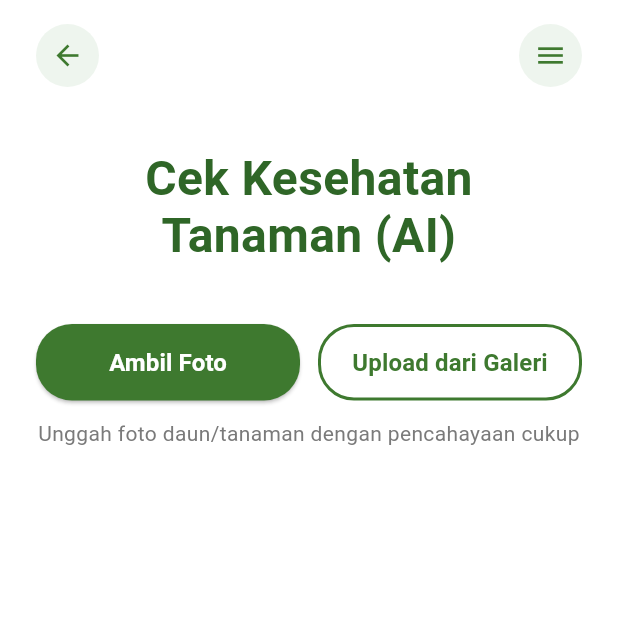
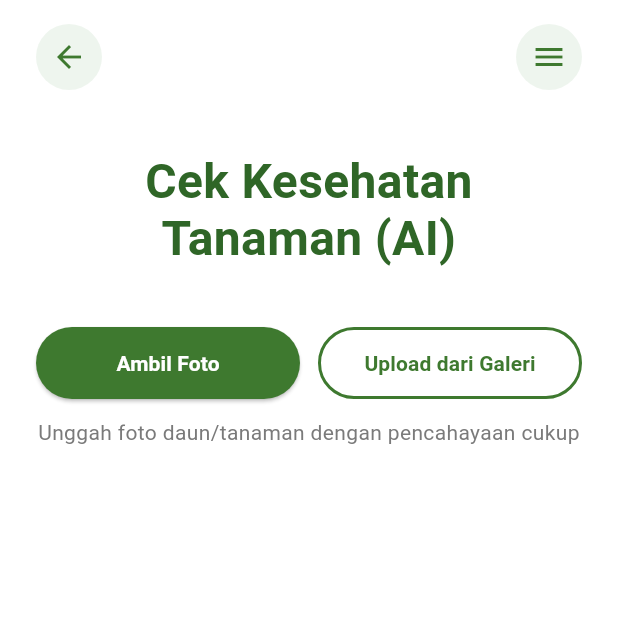
Before and after one commit to Lesmana24/Proyek3-Mobile, a Flutter app: the CekAIPage screen opened directly, on a phone screen of 412 x 824 dp, the top half of it. Run offline on Flutter 3.47's test engine with Material 3 defaults, Android fonts, the light colour scheme and no system bars; our stand-ins replace image_picker.

Commit message:
perbaikan error
all file

```diff
--- a/flutter_proyek3/lib/cekAI.dart
+++ b/flutter_proyek3/lib/cek_ai.dart
@@ -2,11 +2,11 @@ import 'dart:io';
 
 import 'package:flutter/material.dart';
 import 'package:image_picker/image_picker.dart';
-import 'fotoAI.dart';
-import 'validasiFoto.dart';
+import 'foto_ai.dart';
+import 'validasi_foto.dart';
 
 class CekAIPage extends StatefulWidget {
-  const CekAIPage({Key? key}) : super(key: key);
+  const CekAIPage({super.key});
 
   @override
   State<CekAIPage> createState() => _CekAIPageState();
@@ -16,6 +16,7 @@ class _CekAIPageState extends State<CekAIPage> {
   bool _isSidebarOpen = false;
   bool _hoverAmbil = false;
   bool _hoverUpload = false;
+
   final ImagePicker _picker = ImagePicker();
   XFile? _pickedImage;
 
@@ -39,15 +40,16 @@ class _CekAIPageState extends State<CekAIPage> {
       backgroundColor: Colors.white,
       body: Stack(
         children: [
-          // Main content
+          /// MAIN CONTENT
           SafeArea(
             child: Padding(
               padding: const EdgeInsets.symmetric(
-                horizontal: 24.0,
-                vertical: 16.0,
+                horizontal: 24,
+                vertical: 16,
               ),
               child: Column(
                 children: [
+                  /// HEADER
                   Row(
                     mainAxisAlignment: MainAxisAlignment.spaceBetween,
                     children: [
@@ -61,7 +63,10 @@ class _CekAIPageState extends State<CekAIPage> {
                       ),
                     ],
                   ),
+
                   const SizedBox(height: 42),
+
+                  /// TITLE
                   const Text(
                     'Cek Kesehatan\nTanaman (AI)',
                     textAlign: TextAlign.center,
@@ -72,10 +77,13 @@ class _CekAIPageState extends State<CekAIPage> {
                       height: 1.2,
                     ),
                   ),
+
                   const SizedBox(height: 40),
+
+                  /// BUTTONS
                   Row(
-                    mainAxisAlignment: MainAxisAlignment.center,
                     children: [
+                      /// AMBIL FOTO
                       Expanded(
                         child: MouseRegion(
                           onEnter: (_) => setState(() => _hoverAmbil = true),
@@ -90,7 +98,7 @@ class _CekAIPageState extends State<CekAIPage> {
                             },
                             style: ElevatedButton.styleFrom(
                               backgroundColor: _hoverAmbil
-                                  ? primaryGreen.withOpacity(0.8)
+                                  ? primaryGreen.withValues(alpha: 0.8)
                                   : primaryGreen,
                               shape: RoundedRectangleBorder(
                                 borderRadius: BorderRadius.circular(24),
@@ -100,7 +108,6 @@ class _CekAIPageState extends State<CekAIPage> {
                             child: const Text(
                               'Ambil Foto',
                               style: TextStyle(
-                                fontSize: 16,
                                 color: Colors.white,
                                 fontWeight: FontWeight.w600,
                               ),
@@ -108,13 +115,17 @@ class _CekAIPageState extends State<CekAIPage> {
                           ),
                         ),
                       ),
+
                       const SizedBox(width: 12),
+
+                      /// UPLOAD FOTO
                       Expanded(
                         child: MouseRegion(
                           onEnter: (_) => setState(() => _hoverUpload = true),
                           onExit: (_) => setState(() => _hoverUpload = false),
                           child: OutlinedButton(
                             onPressed: () async {
+                              final navigator = Navigator.of(context);
                               final picked = await _picker.pickImage(
                                 source: ImageSource.gallery,
                                 imageQuality: 85,
@@ -129,7 +140,7 @@ class _CekAIPageState extends State<CekAIPage> {
                                   _pickedImage = picked;
                                 });
 
-                                Navigator.of(context).push(
+                                navigator.push(
                                   MaterialPageRoute(
                                     builder: (_) =>
                                         ValidasiFoto(imageBytes: bytes),
@@ -139,8 +150,8 @@ class _CekAIPageState extends State<CekAIPage> {
                             },
                             style: OutlinedButton.styleFrom(
                               side: BorderSide(
-                                color: primaryGreen.withOpacity(
-                                  _hoverUpload ? 0.8 : 1.0,
+                                color: primaryGreen.withValues(
+                                  alpha: _hoverUpload ? 0.8 : 1.0,
                                 ),
                                 width: 2,
                               ),
@@ -149,14 +160,13 @@ class _CekAIPageState extends State<CekAIPage> {
                               ),
                               padding: const EdgeInsets.symmetric(vertical: 14),
                               backgroundColor: _hoverUpload
-                                  ? primaryGreen.withOpacity(0.1)
+                                  ? primaryGreen.withValues(alpha: 0.1)
                                   : Colors.white,
                             ),
                             child: Text(
                               'Upload dari Galeri',
                               style: TextStyle(
                                 color: primaryGreen,
-                                fontSize: 16,
                                 fontWeight: FontWeight.w600,
                               ),
                             ),
@@ -165,12 +175,16 @@ class _CekAIPageState extends State<CekAIPage> {
                       ),
                     ],
                   ),
+
                   const SizedBox(height: 12),
+
                   const Text(
                     'Unggah foto daun/tanaman dengan pencahayaan cukup',
                     textAlign: TextAlign.center,
-                    style: TextStyle(color: Color(0xFF7A7A7A), fontSize: 14),
+                    style: TextStyle(color: Color(0xFF7A7A7A)),
                   ),
+
+                  /// PREVIEW IMAGE
                   if (_pickedImage != null) ...[
                     const SizedBox(height: 14),
                     ClipRRect(
@@ -188,30 +202,30 @@ class _CekAIPageState extends State<CekAIPage> {
             ),
           ),
 
-          // Sidebar overlay
+          /// OVERLAY
           if (_isSidebarOpen)
             GestureDetector(
               onTap: _closeSidebar,
-              child: Container(color: Colors.black.withOpacity(0.5)),
+              child: Container(
+                color: Colors.black.withValues(alpha: 0.5),
+              ),
             ),
 
-          // Sidebar
+          /// SIDEBAR
           AnimatedPositioned(
             duration: const Duration(milliseconds: 300),
-            curve: Curves.easeInOut,
             right: _isSidebarOpen ? 0 : -280,
             top: 0,
             bottom: 0,
             width: 280,
             child: Container(
-              color: const Color(0xFF3E792F), // ⬅️ FULL HIJAU
+              color: const Color(0xFF3E792F),
               child: SafeArea(
                 child: Column(
-                  crossAxisAlignment: CrossAxisAlignment.start,
                   children: [
-                    /// HEADER
+                    /// HEADER SIDEBAR
                     Padding(
-                      padding: const EdgeInsets.fromLTRB(20, 22, 20, 10),
+                      padding: const EdgeInsets.all(20),
                       child: Row(
                         mainAxisAlignment: MainAxisAlignment.spaceBetween,
                         children: [
@@ -223,23 +237,13 @@ class _CekAIPageState extends State<CekAIPage> {
                               fontWeight: FontWeight.bold,
                             ),
                           ),
-
                           GestureDetector(
                             onTap: _closeSidebar,
-                            child: Container(
-                              width: 32,
-                              height: 32,
-                              decoration: const BoxDecoration(
-                                color: Colors.white,
-                                shape: BoxShape.circle,
-                              ),
-                              alignment: Alignment.center,
-                              child: const Text(
+                            child: const CircleAvatar(
+                              backgroundColor: Colors.white,
+                              child: Text(
                                 'X',
-                                style: TextStyle(
-                                  color: Color(0xFF3E792F),
-                                  fontWeight: FontWeight.bold,
-                                ),
+                                style: TextStyle(color: Color(0xFF3E792F)),
                               ),
                             ),
                           ),
@@ -247,33 +251,15 @@ class _CekAIPageState extends State<CekAIPage> {
                       ),
                     ),
 
-                    const SizedBox(height: 10),
-
-                    /// LIST MENU
+                    /// LIST
                     Expanded(
                       child: ListView(
                         padding: const EdgeInsets.symmetric(horizontal: 20),
                         children: [
-                          _historyItem(
-                            title: 'Tanaman Hias',
-                            selected: true,
-                            onTap: _closeSidebar,
-                          ),
-                          _historyItem(
-                            title: 'Daun Kering',
-                            selected: false,
-                            onTap: _closeSidebar,
-                          ),
-                          _historyItem(
-                            title: 'Tanaman Janda',
-                            selected: false,
-                            onTap: _closeSidebar,
-                          ),
-                          _historyItem(
-                            title: 'Daun Bolong',
-                            selected: false,
-                            onTap: _closeSidebar,
-                          ),
+                          _historyItem('Tanaman Hias', true),
+                          _historyItem('Daun Kering', false),
+                          _historyItem('Tanaman Janda', false),
+                          _historyItem('Daun Bolong', false),
                         ],
                       ),
                     ),
@@ -287,21 +273,15 @@ class _CekAIPageState extends State<CekAIPage> {
     );
   }
 
-  Widget _historyItem({
-    required String title,
-    required bool selected,
-    required VoidCallback onTap,
-  }) {
+  Widget _historyItem(String title, bool selected) {
     return Padding(
       padding: const EdgeInsets.symmetric(vertical: 8),
-      child: GestureDetector(
-        onTap: onTap,
       child: Container(
         padding: const EdgeInsets.symmetric(vertical: 10, horizontal: 16),
         decoration: BoxDecoration(
           color: selected ? Colors.white : Colors.transparent,
           borderRadius: BorderRadius.circular(20),
-            border: Border.all(color: Colors.white, width: 1.5),
+          border: Border.all(color: Colors.white),
         ),
         child: Text(
           title,
@@ -311,24 +291,22 @@ class _CekAIPageState extends State<CekAIPage> {
           ),
         ),
       ),
-      ),
     );
   }
 
   Widget _iconCircularButton({
-    IconData? icon,
-    Widget? child,
+    required IconData icon,
     required VoidCallback onPressed,
   }) {
     return Material(
       color: const Color(0xFFEEF5EE),
       shape: const CircleBorder(),
       child: InkWell(
+        onTap: onPressed,
         customBorder: const CircleBorder(),
-        onTap: onPressed,
         child: Padding(
-          padding: const EdgeInsets.all(10.0),
-          child: child ?? Icon(icon, color: const Color(0xFF3E792F), size: 22),
+          padding: const EdgeInsets.all(10),
+          child: Icon(icon, color: const Color(0xFF3E792F)),
         ),
       ),
     );
--- a/flutter_proyek3/lib/daftar.dart
+++ b/flutter_proyek3/lib/daftar.dart
@@ -24,7 +24,7 @@ class DaftarPage extends StatelessWidget {
                 children: [
                   InkWell(
                     onTap: () => Navigator.pop(context),
-                    splashColor: primaryGreen.withOpacity(0.2),
+                    splashColor: primaryGreen.withValues(alpha: 0.2),
                     borderRadius: BorderRadius.circular(18),
                     child: Container(
                       width: 36,
@@ -34,7 +34,7 @@ class DaftarPage extends StatelessWidget {
                         shape: BoxShape.circle,
                         boxShadow: [
                           BoxShadow(
-                            color: Colors.black.withOpacity(0.16),
+                            color: Colors.black.withValues(alpha: 0.16),
                             blurRadius: 8,
                           ),
                         ],
@@ -58,7 +58,7 @@ class DaftarPage extends StatelessWidget {
                         borderRadius: BorderRadius.circular(18),
                         boxShadow: [
                           BoxShadow(
-                            color: Colors.black.withOpacity(0.15),
+                            color: Colors.black.withValues(alpha: 0.15),
                             blurRadius: 20,
                             offset: const Offset(0, 8),
                           ),
--- a/flutter_proyek3/lib/informasi.dart
+++ b/flutter_proyek3/lib/informasi.dart
@@ -1,7 +1,7 @@
 import 'package:flutter/material.dart';
 
 class InformasiPage extends StatelessWidget {
-  const InformasiPage({Key? key}) : super(key: key);
+  const InformasiPage({super.key});
 
   Widget buildSectionTitle(String text) {
     return Padding(
--- a/flutter_proyek3/lib/main.dart
+++ b/flutter_proyek3/lib/main.dart
@@ -62,7 +62,7 @@ class WelcomePage extends StatelessWidget {
                 const SizedBox(height: 30),
 
                 Center(
-                  child: Container(
+                  child: SizedBox(
                     width: 320,
                     height: 340,
                     child: ClipRRect(
--- a/flutter_proyek3/lib/masuk.dart
+++ b/flutter_proyek3/lib/masuk.dart
@@ -24,7 +24,7 @@ class MasukPage extends StatelessWidget {
                 children: [
                   InkWell(
                     onTap: () => Navigator.pop(context),
-                    splashColor: primaryGreen.withOpacity(0.2),
+                    splashColor: primaryGreen.withValues(alpha: 0.2),
                     borderRadius: BorderRadius.circular(18),
                     child: Container(
                       width: 36,
@@ -34,7 +34,7 @@ class MasukPage extends StatelessWidget {
                         shape: BoxShape.circle,
                         boxShadow: [
                           BoxShadow(
-                            color: Colors.black.withOpacity(0.16),
+                            color: Colors.black.withValues(alpha: 0.16),
                             blurRadius: 8,
                           ),
                         ],
@@ -58,7 +58,7 @@ class MasukPage extends StatelessWidget {
                         borderRadius: BorderRadius.circular(18),
                         boxShadow: [
                           BoxShadow(
-                            color: Colors.black.withOpacity(0.15),
+                            color: Colors.black.withValues(alpha: 0.15),
                             blurRadius: 20,
                             offset: const Offset(0, 8),
                           ),
```
Also changed, not shown: flutter_proyek3/lib/foto_ai.dart (renamed from flutter_proyek3/lib/fotoAI.dart, +5 -7 lines), flutter_proyek3/lib/home.dart (+6 -6 lines), flutter_proyek3/lib/notifikasi.dart (+9 -9 lines), flutter_proyek3/lib/validasi_foto.dart (renamed from flutter_proyek3/lib/validasiFoto.dart, +7 -9 lines). Lines whose indentation alone changed are shown as unchanged.
